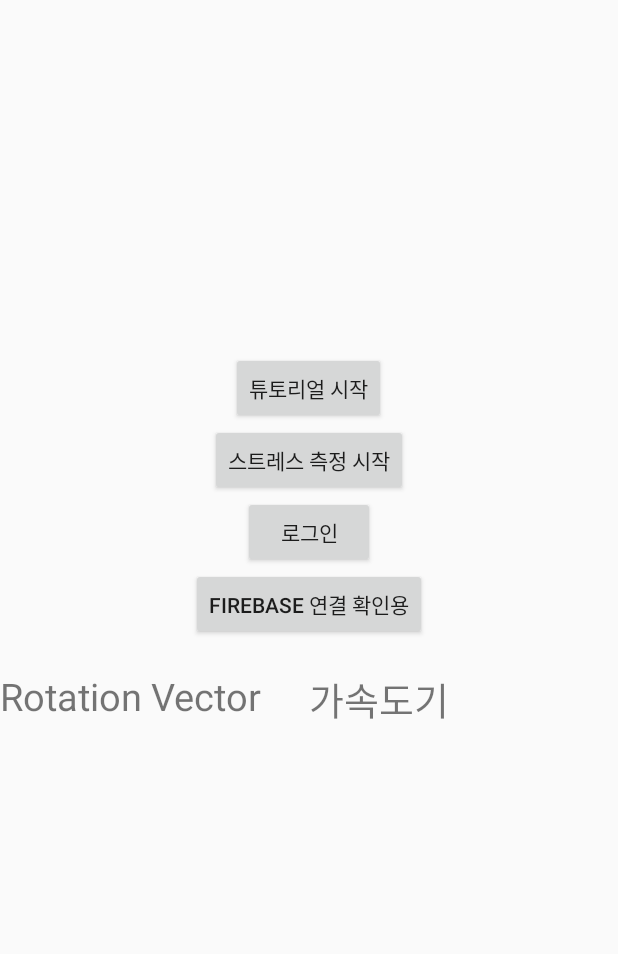
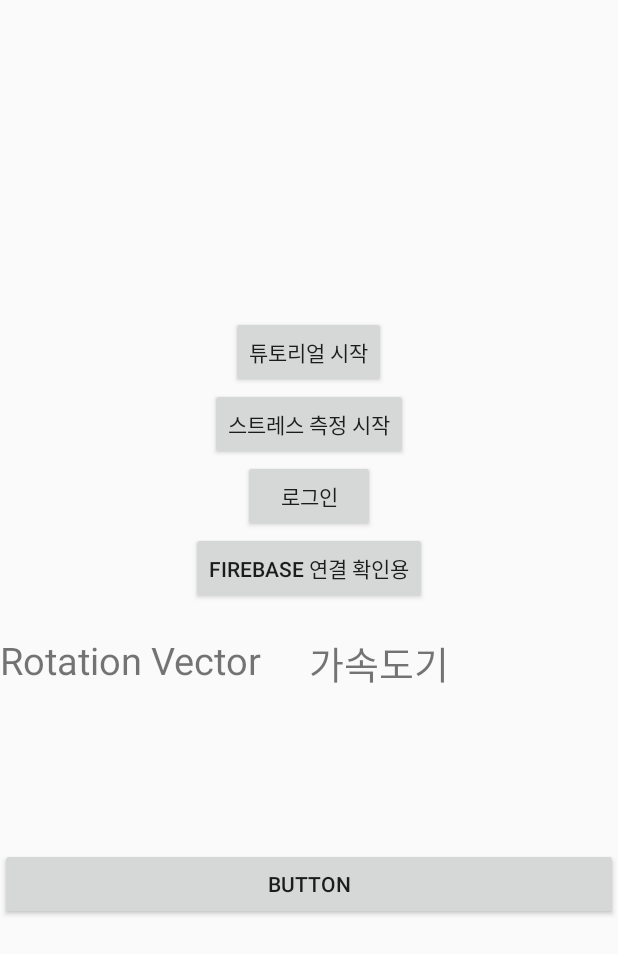
Before and after one commit to GraduationProjectGang/dataCollect_Android, an Android app: the MainActivity screen opened directly, with no data from a screen before it, on a phone screen of 412 x 824 dp. Shown: the top 954 px of the screen. Run offline under Robolectric (Android 15) with nearby library versions, the phone set to English and light mode, and no system bars; 1 statement that could not run was skipped.

Commit message:
Revert "Revert "login3""
This reverts commit b9804143edeb24b4126fd6ef1e837671f35d0f5c.

```diff
--- a/app/src/main/java/com/example/datacollect_android/MainActivity.kt
+++ b/app/src/main/java/com/example/datacollect_android/MainActivity.kt
@@ -67,6 +67,10 @@ class MainActivity : AppCompatActivity() {
             startActivity(intent)
         }
         initCollectingData()
+        button2.setOnClickListener {
+            val intent = Intent(this, SignInActivity::class.java)
+            startActivity(intent)
+        }
     }
 
     fun getAppUsageStats(): MutableList<UsageStats> {
--- a/app/src/main/java/com/example/datacollect_android/SignInActivity.kt
+++ b/app/src/main/java/com/example/datacollect_android/SignInActivity.kt
@@ -122,7 +122,7 @@ class SignInActivity : AppCompatActivity() {
     }
 
     fun toMainActivity(user: FirebaseUser?) {
-        if(user != null) {
+        if(user !== null) {
             startActivity(Intent(this, MainActivity::class.java))
             finish()
         }
--- a/app/src/main/res/layout/activity_main.xml
+++ b/app/src/main/res/layout/activity_main.xml
@@ -112,4 +112,10 @@
     </LinearLayout>
 </LinearLayout>
 
+    <Button
+        android:id="@+id/button2"
+        android:layout_width="match_parent"
+        android:layout_height="wrap_content"
+        android:text="Button" />
+
 </LinearLayout>
```
